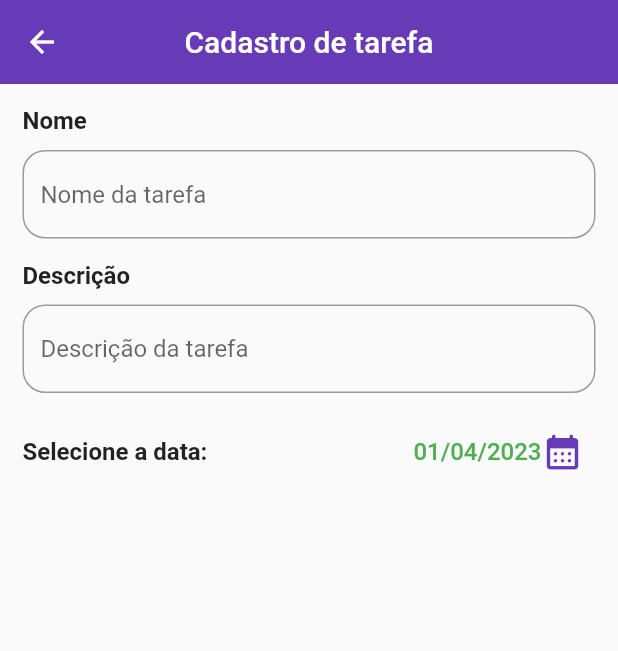
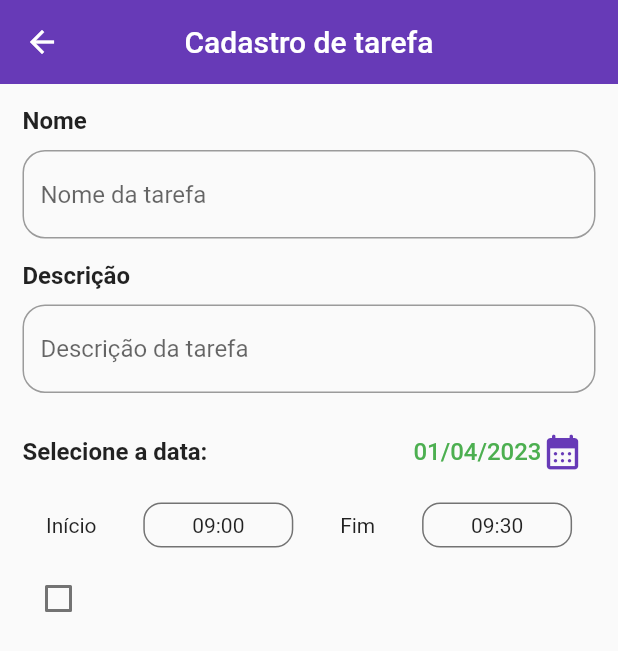
Before and after one commit to HiltonThallyson/my_agenda, a Flutter app: the TaskFormPage screen opened by its route, on a phone screen of 412 x 824 dp. Shown: the top 651 px of the screen. Run offline on Flutter 3.47's test engine with Material 2 defaults, Android fonts, the phone set to English and light mode, and no system bars; our stand-ins replace flutter_modular; project files that could hold a hidden picture were left out.

Commit message:
feat-timepicker added

```diff
--- a/lib/features/tasks/forms/task_form.dart
+++ b/lib/features/tasks/forms/task_form.dart
@@ -11,6 +11,9 @@ class TaskForm extends StatefulWidget {
 class _TaskFormState extends State<TaskForm> {
   final _formKey = GlobalKey<FormState>();
   DateTime _selectedDate = DateTime.now();
+  TimeOfDay _start = const TimeOfDay(hour: 09, minute: 00);
+  TimeOfDay _end = const TimeOfDay(hour: 09, minute: 30);
+  var _isDaily = false;
 
   @override
   Widget build(BuildContext context) {
@@ -88,6 +91,71 @@ class _TaskFormState extends State<TaskForm> {
                 ])
               ],
             ),
+            const SizedBox(
+              height: 10,
+            ),
+            Row(
+              mainAxisAlignment: MainAxisAlignment.spaceAround,
+              children: [
+                const Text('Início'),
+                InkWell(
+                  onTap: () async {
+                    TimeOfDay? timePicked = await showTimePicker(
+                        context: context, initialTime: _start);
+                    setState(() {
+                      if (timePicked != null) {
+                        _start = timePicked;
+                      }
+                    });
+                  },
+                  child: Container(
+                    alignment: Alignment.center,
+                    width: 100,
+                    height: 30,
+                    decoration: BoxDecoration(
+                      border: Border.all(width: 1, color: Colors.black54),
+                      borderRadius: BorderRadius.circular(12),
+                    ),
+                    child: Text(_start.format(context)),
+                  ),
+                ),
+                const Text('Fim'),
+                InkWell(
+                  onTap: () async {
+                    TimeOfDay? timePicked = await showTimePicker(
+                        context: context, initialTime: _end);
+                    setState(() {
+                      if (timePicked != null) {
+                        _end = timePicked;
+                      }
+                    });
+                  },
+                  child: Container(
+                    alignment: Alignment.center,
+                    width: 100,
+                    height: 30,
+                    decoration: BoxDecoration(
+                      border: Border.all(width: 1, color: Colors.black54),
+                      borderRadius: BorderRadius.circular(12),
+                    ),
+                    child: Text(_end.format(context)),
+                  ),
+                ),
+              ],
+            ),
+            const SizedBox(
+              height: 10,
+            ),
+            Checkbox(
+              checkColor: Colors.white,
+              activeColor: Theme.of(context).colorScheme.primary,
+              value: _isDaily,
+              onChanged: (value) {
+                setState(() {
+                  _isDaily = value!;
+                });
+              },
+            )
           ]),
         ));
   }
```
